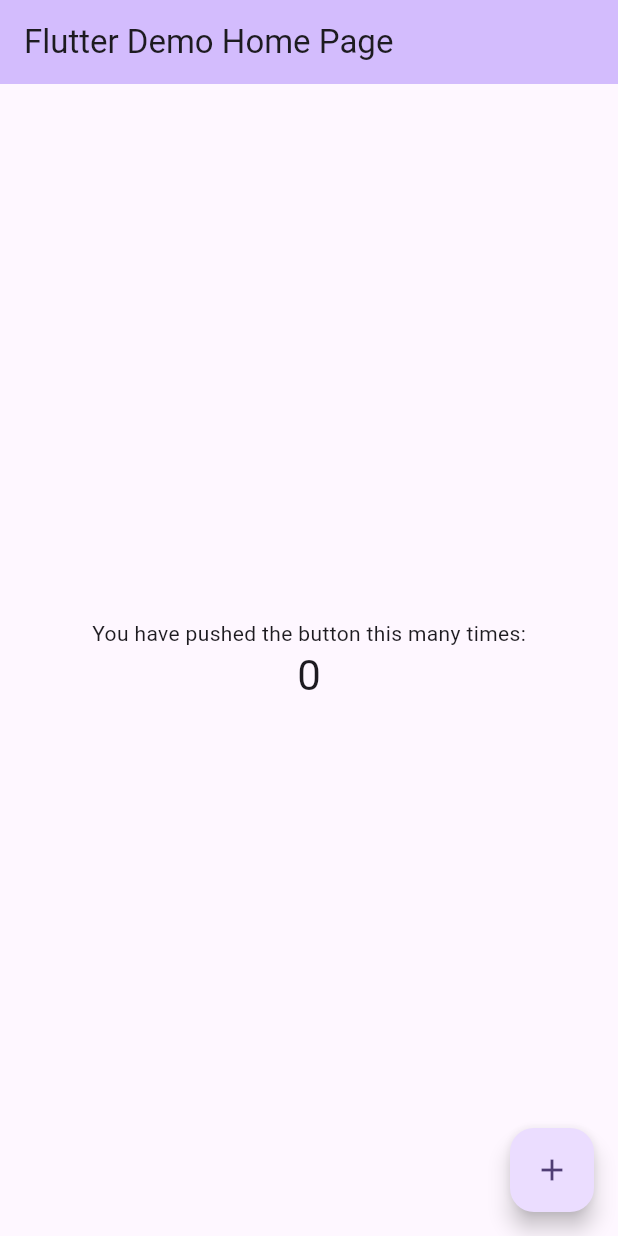
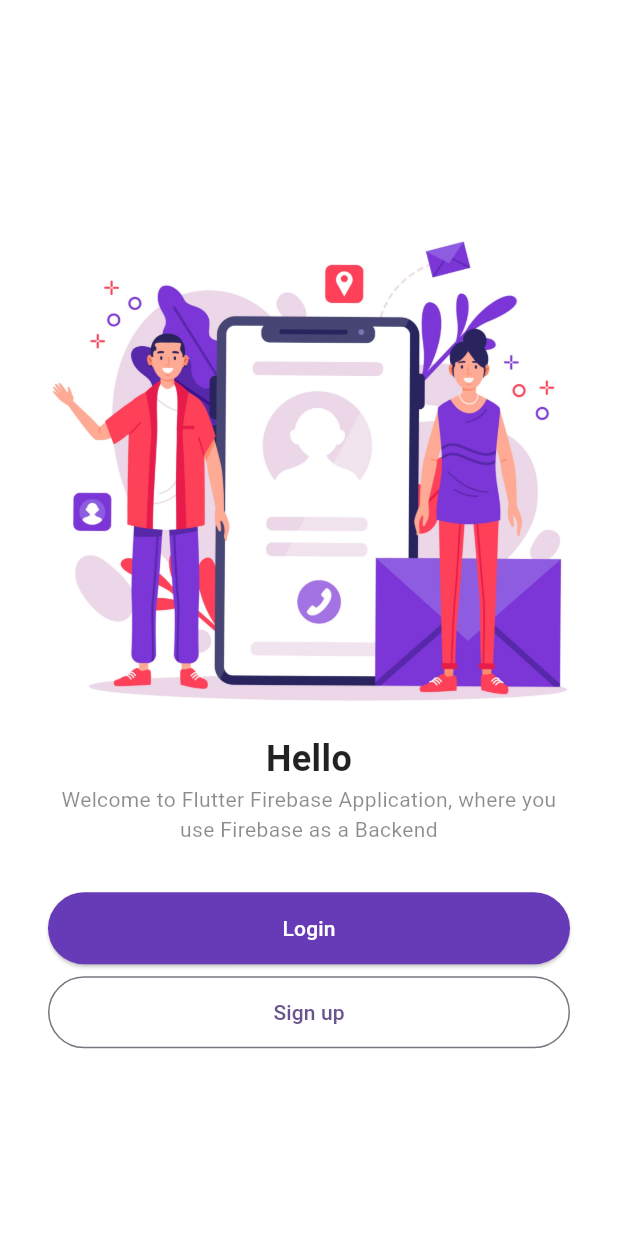
Before and after one commit to yogiifirmansyah/flutter_firebase, a Flutter app: the screen it shows after launch, on a phone screen of 412 x 824 dp. Run offline on Flutter 3.47's test engine with Material 3 defaults, Android fonts, the phone set to English and light mode, and no system bars; our stand-ins replace firebase_core; accounts and stored records are empty.

Commit message:
Create UI Screen: Welcome, Login, Register. Create custom Widgets for Text Fiel and Button

```diff
--- a/lib/main.dart
+++ b/lib/main.dart
@@ -1,5 +1,6 @@
 import 'package:flutter/material.dart';
 import 'package:firebase_core/firebase_core.dart';
+import 'package:flutter_firebase/screens/welcome_screen.dart';
 import 'firebase_options.dart';
 
 void main() async {
@@ -16,111 +17,12 @@ class MyApp extends StatelessWidget {
   Widget build(BuildContext context) {
     return MaterialApp(
       title: 'Flutter Demo',
+      debugShowCheckedModeBanner: false,
       theme: ThemeData(
-        // This is the theme of your application.
-        //
-        // TRY THIS: Try running your application with "flutter run". You'll see
-        // the application has a purple toolbar. Then, without quitting the app,
-        // try changing the seedColor in the colorScheme below to Colors.green
-        // and then invoke "hot reload" (save your changes or press the "hot
-        // reload" button in a Flutter-supported IDE, or press "r" if you used
-        // the command line to start the app).
-        //
-        // Notice that the counter didn't reset back to zero; the application
-        // state is not lost during the reload. To reset the state, use hot
-        // restart instead.
-        //
-        // This works for code too, not just values: Most code changes can be
-        // tested with just a hot reload.
         colorScheme: ColorScheme.fromSeed(seedColor: Colors.deepPurple),
+        scaffoldBackgroundColor: Colors.white,
       ),
-      home: const MyHomePage(title: 'Flutter Demo Home Page'),
+      home: WelcomeScreen(),
     );
   }
 }
-
-class MyHomePage extends StatefulWidget {
-  const MyHomePage({super.key, required this.title});
-
-  // This widget is the home page of your application. It is stateful, meaning
-  // that it has a State object (defined below) that contains fields that affect
-  // how it looks.
-
-  // This class is the configuration for the state. It holds the values (in this
-  // case the title) provided by the parent (in this case the App widget) and
-  // used by the build method of the State. Fields in a Widget subclass are
-  // always marked "final".
-
-  final String title;
-
-  @override
-  State<MyHomePage> createState() => _MyHomePageState();
-}
-
-class _MyHomePageState extends State<MyHomePage> {
-  int _counter = 0;
-
-  void _incrementCounter() {
-    setState(() {
-      // This call to setState tells the Flutter framework that something has
-      // changed in this State, which causes it to rerun the build method below
-      // so that the display can reflect the updated values. If we changed
-      // _counter without calling setState(), then the build method would not be
-      // called again, and so nothing would appear to happen.
-      _counter++;
-    });
-  }
-
-  @override
-  Widget build(BuildContext context) {
-    // This method is rerun every time setState is called, for instance as done
-    // by the _incrementCounter method above.
-    //
-    // The Flutter framework has been optimized to make rerunning build methods
-    // fast, so that you can just rebuild anything that needs updating rather
-    // than having to individually change instances of widgets.
-    return Scaffold(
-      appBar: AppBar(
-        // TRY THIS: Try changing the color here to a specific color (to
-        // Colors.amber, perhaps?) and trigger a hot reload to see the AppBar
-        // change color while the other colors stay the same.
-        backgroundColor: Theme.of(context).colorScheme.inversePrimary,
-        // Here we take the value from the MyHomePage object that was created by
-        // the App.build method, and use it to set our appbar title.
-        title: Text(widget.title),
-      ),
-      body: Center(
-        // Center is a layout widget. It takes a single child and positions it
-        // in the middle of the parent.
-        child: Column(
-          // Column is also a layout widget. It takes a list of children and
-          // arranges them vertically. By default, it sizes itself to fit its
-          // children horizontally, and tries to be as tall as its parent.
-          //
-          // Column has various properties to control how it sizes itself and
-          // how it positions its children. Here we use mainAxisAlignment to
-          // center the children vertically; the main axis here is the vertical
-          // axis because Columns are vertical (the cross axis would be
-          // horizontal).
-          //
-          // TRY THIS: Invoke "debug painting" (choose the "Toggle Debug Paint"
-          // action in the IDE, or press "p" in the console), to see the
-          // wireframe for each widget.
-          mainAxisAlignment: MainAxisAlignment.center,
-          children: <Widget>[
-            const Text('You have pushed the button this many times:'),
-            Text(
-              '$_counter',
-              style: Theme.of(context).textTheme.headlineMedium,
-            ),
-          ],
-        ),
-      ),
-      floatingActionButton: FloatingActionButton(
-        onPressed: _incrementCounter,
-        tooltip: 'Increment',
-        child: const Icon(Icons.add),
-      ), // This trailing comma makes auto-formatting nicer for build methods.
-    );
-  }
-}
--- /dev/null
+++ b/lib/screens/welcome_screen.dart
@@ -0,0 +1,74 @@
+import 'package:flutter/material.dart';
+import 'package:flutter_firebase/screens/login_screen.dart';
+import 'package:flutter_firebase/screens/register_screen.dart';
+import 'package:flutter_firebase/widgets/outline_button.dart';
+import 'package:flutter_firebase/widgets/primary_button.dart';
+
+class WelcomeScreen extends StatelessWidget {
+  const WelcomeScreen({super.key});
+
+  @override
+  Widget build(BuildContext context) {
+    return Scaffold(
+      body: Center(
+        child: Padding(
+          padding: const EdgeInsets.all(32),
+          child: Column(
+            mainAxisAlignment: MainAxisAlignment.center,
+            children: [
+              Image.asset('assets/images/bg_welcome.jpg'),
+
+              const SizedBox(height: 16),
+
+              Text(
+                'Hello',
+                style: TextStyle(
+                  color: Colors.black87,
+                  fontWeight: FontWeight.w600,
+                  fontSize: 24,
+                ),
+                textAlign: TextAlign.center,
+              ),
+              Text(
+                'Welcome to Flutter Firebase Application, where you use Firebase as a Backend',
+                style: TextStyle(color: Colors.black45),
+                textAlign: TextAlign.center,
+              ),
+
+              const SizedBox(height: 32),
+
+              primaryButton(
+                text: 'Login',
+                action: () {
+                  Navigator.push(
+                    context,
+                    MaterialPageRoute(
+                      builder: (context) {
+                        return LoginScreen();
+                      },
+                    ),
+                  );
+                },
+              ),
+
+              const SizedBox(height: 8),
+              outlineButton(
+                text: 'Sign up',
+                action: () {
+                  Navigator.push(
+                    context,
+                    MaterialPageRoute(
+                      builder: (context) {
+                        return RegisterScreen();
+                      },
+                    ),
+                  );
+                },
+              ),
+            ],
+          ),
+        ),
+      ),
+    );
+  }
+}
--- /dev/null
+++ b/lib/widgets/outline_button.dart
@@ -0,0 +1,9 @@
+import 'package:flutter/material.dart';
+
+Widget outlineButton({required String text, required VoidCallback action}) {
+  return OutlinedButton(
+    onPressed: action,
+    style: OutlinedButton.styleFrom(minimumSize: Size(double.infinity, 48)),
+    child: Text(text),
+  );
+}
--- /dev/null
+++ b/lib/widgets/primary_button.dart
@@ -0,0 +1,13 @@
+import 'package:flutter/material.dart';
+
+Widget primaryButton({required String text, required VoidCallback action}) {
+  return ElevatedButton(
+    onPressed: action,
+    style: ElevatedButton.styleFrom(
+      backgroundColor: Colors.deepPurple,
+      foregroundColor: Colors.white,
+      minimumSize: Size(double.infinity, 48),
+    ),
+    child: Text(text),
+  );
+}
--- a/pubspec.yaml
+++ b/pubspec.yaml
@@ -2,7 +2,7 @@ name: flutter_firebase
 description: "A new Flutter project."
 # The following line prevents the package from being accidentally published to
 # pub.dev using `flutter pub publish`. This is preferred for private packages.
-publish_to: 'none' # Remove this line if you wish to publish to pub.dev
+publish_to: "none" # Remove this line if you wish to publish to pub.dev
 
 # The following defines the version and build number for your application.
 # A version number is three numbers separated by dots, like 1.2.43
@@ -52,14 +52,14 @@ dev_dependencies:
 
 # The following section is specific to Flutter packages.
 flutter:
-
   # The following line ensures that the Material Icons font is
   # included with your application, so that you can use the icons in
   # the material Icons class.
   uses-material-design: true
 
   # To add assets to your application, add an assets section, like this:
-  # assets:
+  assets:
+    - assets/images/
   #   - images/a_dot_burr.jpeg
   #   - images/a_dot_ham.jpeg
 
```
Also changed, not shown: lib/screens/login_screen.dart (added, +79 -0 lines), lib/screens/register_screen.dart (added, +78 -0 lines), lib/widgets/custom_text_field.dart (added, +18 -0 lines), assets/images/bg_login.jpg (added), assets/images/bg_welcome.jpg (added), 1 other file.
